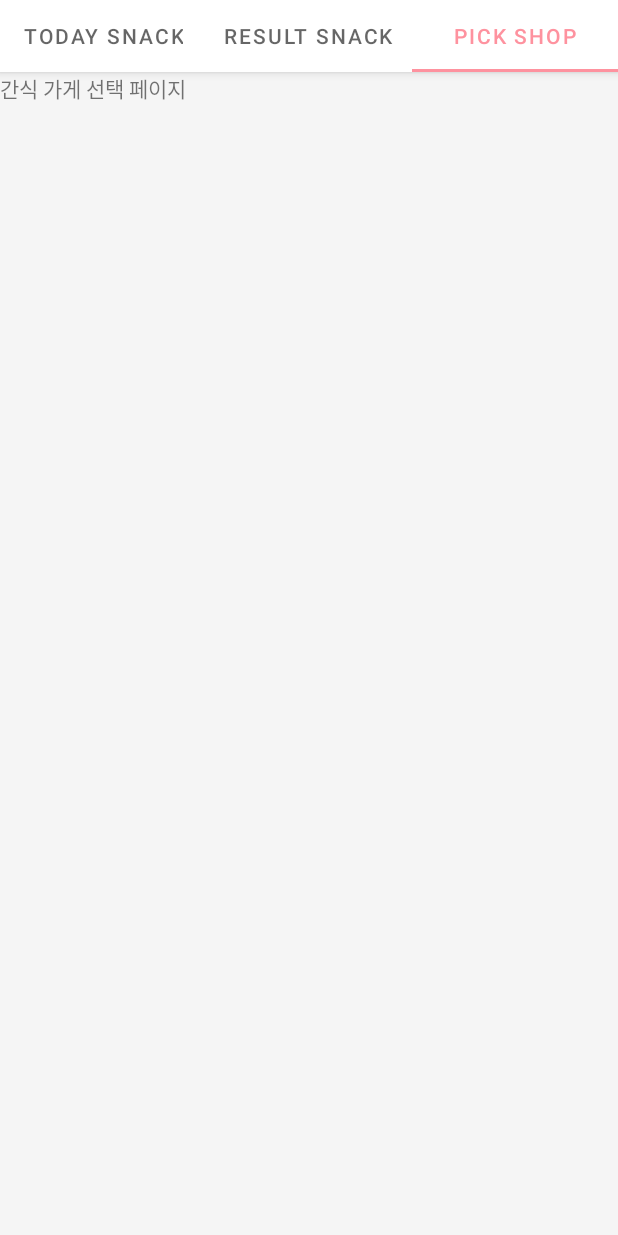
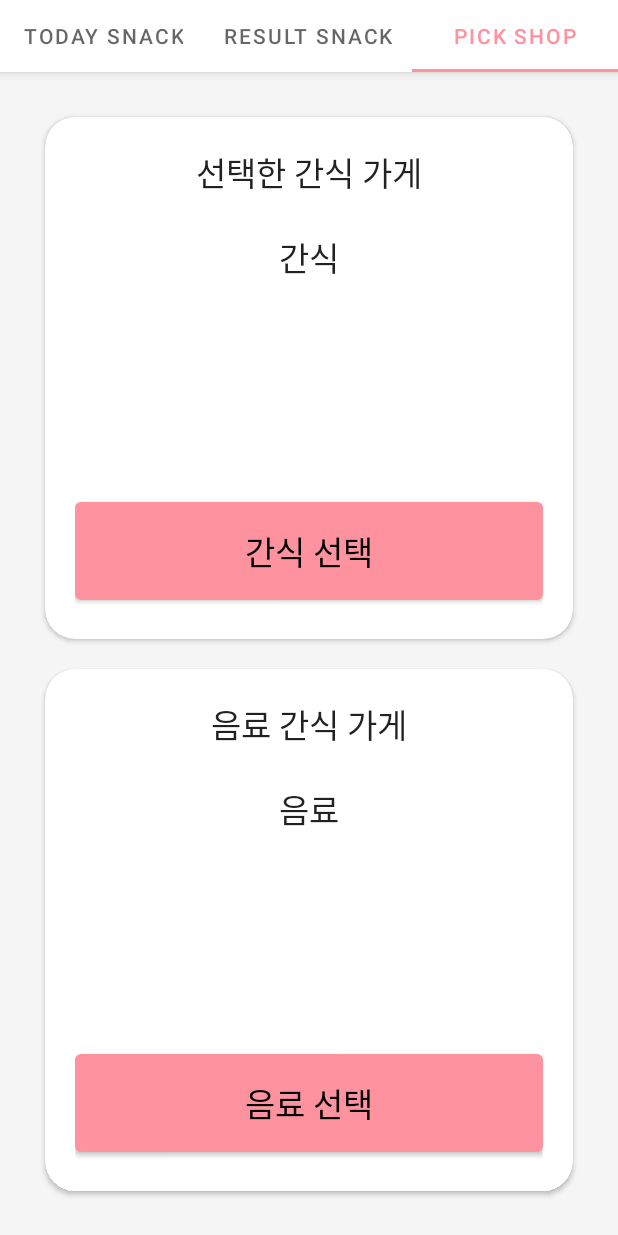
Before and after one commit to EoJin-Kim/SnackApp, an Android app: the screen it shows after launch (MainActivity), tab 3 chosen, on a phone screen of 412 x 824 dp. Run offline under Robolectric (Android 15) with nearby library versions, the phone set to English and light mode, and no system bars; network calls fail; 8 statements that could not run were skipped.

Commit message:
Feat : result 페이지 및 가게 선택 페이지 작업

```diff
--- a/app/src/main/java/com/ej/snackapp/MainActivity.kt
+++ b/app/src/main/java/com/ej/snackapp/MainActivity.kt
@@ -95,7 +95,6 @@ class MainActivity : AppCompatActivity() {
             mainActivityBinding.pager2
         ) { tab: TabLayout.Tab, i: Int ->
             tab.text = tabNameList[i]
-
         }.attach()
     }
 
--- a/app/src/main/java/com/ej/snackapp/adapter/SnackPickAdapter.kt
+++ b/app/src/main/java/com/ej/snackapp/adapter/SnackPickAdapter.kt
@@ -8,7 +8,6 @@ import androidx.recyclerview.widget.DiffUtil
 import androidx.recyclerview.widget.ListAdapter
 import androidx.recyclerview.widget.RecyclerView
 import com.ej.snackapp.R
-import com.ej.snackapp.data.UserSnackInfo
 
 class SnackPickAdapter (private val onClick: (String) -> Unit)
     : ListAdapter<String, SnackPickAdapter.SnackPickViewHolder>(SnackPickDiffCallback){
@@ -19,7 +18,7 @@ class SnackPickAdapter (private val onClick: (String) -> Unit)
         itemView : View,
         val onClick: (String) -> Unit,
     ) : RecyclerView.ViewHolder(itemView){
-        private val snackNameTextView : TextView = itemView.findViewById(R.id.snack_name)
+        private val snackNameTextView : TextView = itemView.findViewById(R.id.one_name)
         private var snackName: String? = null
         init{
             itemView.setOnClickListener {
@@ -37,7 +36,7 @@ class SnackPickAdapter (private val onClick: (String) -> Unit)
 
     override fun onCreateViewHolder(parent: ViewGroup, viewType: Int): SnackPickViewHolder {
         val view = LayoutInflater.from(parent.context)
-            .inflate(R.layout.snack_list_row, parent, false)
+            .inflate(R.layout.list_row, parent, false)
         return SnackPickViewHolder(view, onClick)
     }
 
--- a/app/src/main/java/com/ej/snackapp/fragment/PickSnackFragment.kt
+++ b/app/src/main/java/com/ej/snackapp/fragment/PickSnackFragment.kt
@@ -12,7 +12,6 @@ import android.view.ViewGroup
 import android.view.inputmethod.InputMethodManager
 import android.widget.TextView
 import androidx.appcompat.app.AlertDialog
-import androidx.lifecycle.MutableLiveData
 import androidx.lifecycle.Observer
 import androidx.recyclerview.widget.LinearLayoutManager
 import androidx.recyclerview.widget.RecyclerView
@@ -20,7 +19,6 @@ import com.ej.snackapp.*
 import com.ej.snackapp.adapter.SnackPickAdapter
 import com.ej.snackapp.adapter.UserPickAdapter
 import com.ej.snackapp.databinding.FragmentPickSnackBinding
-import com.ej.snackapp.info.ServerInfo
 import com.ej.snackapp.data.UserSnackInfo
 import com.ej.snackapp.info.ShopDetailInfo
 import okhttp3.MediaType.Companion.toMediaTypeOrNull
@@ -59,7 +57,7 @@ class PickSnackFragment : Fragment() {
         val userPickAdapter = createUserPickAdapter(act.userSnackInfoList!!.value!!,snackPickAdapter)
 
         val userSnackInfoList = act.userSnackInfoList
-        val foodSnackList = act.foodShopDetailInfo?.snackList
+        val foodSnackList = act.foodShopDetailInfo
         userSnackInfoList?.observe(viewLifecycleOwner, Observer {
             it.let {
                 userPickAdapter.submitList(it.toMutableList())
@@ -146,7 +144,7 @@ class PickSnackFragment : Fragment() {
         Log.d("onclick","btn click")
 
         val layoutInflater = LayoutInflater.from(context)
-        val view = layoutInflater.inflate(R.layout.alert_dialog,null)
+        val view = layoutInflater.inflate(R.layout.snack_pick_dialog,null)
         val alertDialog = AlertDialog.Builder(requireContext())
             .setView(view)
             .create()
@@ -157,7 +155,7 @@ class PickSnackFragment : Fragment() {
         val confirmButton = view.findViewById<View>(R.id.choice_btn)
 
         snackRecycler.adapter = snackPickAdapter
-        snackRecycler.layoutManager = LinearLayoutManager(context)
+        snackRecycler.layoutManager = LinearLayoutManager(requireContext())
 
         shopNameText.text = act.nowFoodType
 
--- a/app/src/main/java/com/ej/snackapp/fragment/ResultSnackFragment.kt
+++ b/app/src/main/java/com/ej/snackapp/fragment/ResultSnackFragment.kt
@@ -23,11 +23,6 @@ class ResultSnackFragment : Fragment() {
     ): View? {
         // Inflate the layout for this fragment
         resultSnackFragmentBinding = FragmentResultSnackBinding.inflate(inflater)
-
-
-
-
-
 
         return resultSnackFragmentBinding.root
     }
--- a/app/src/main/res/layout/fragment_pick_shop.xml
+++ b/app/src/main/res/layout/fragment_pick_shop.xml
@@ -1,16 +1,100 @@
 <?xml version="1.0" encoding="utf-8"?>
 <LinearLayout xmlns:android="http://schemas.android.com/apk/res/android"
+    xmlns:app="http://schemas.android.com/apk/res-auto"
     xmlns:tools="http://schemas.android.com/tools"
     android:layout_width="match_parent"
     android:layout_height="match_parent"
     android:background="@color/main_background"
     android:orientation="vertical"
+    android:padding="20dp"
     tools:context=".fragment.PickShopFragment">
 
     <!-- TODO: Update blank fragment layout -->
-    <TextView
+
+    <androidx.cardview.widget.CardView
         android:layout_width="match_parent"
-        android:layout_height="match_parent"
-        android:text="간식 가게 선택 페이지" />
+        android:layout_height="wrap_content"
+        android:layout_margin="10dp"
+        android:layout_weight="1"
+        android:background="@color/main_background"
+        android:padding="20dp"
+        app:cardCornerRadius="20dp">
+
+        <LinearLayout
+            android:layout_width="match_parent"
+            android:layout_height="match_parent"
+            android:orientation="vertical"
+            android:padding="20dp">
+
+            <TextView
+                android:id="@+id/textView"
+                android:layout_width="match_parent"
+                android:layout_height="wrap_content"
+                android:layout_weight="1"
+                android:text="선택한 간식 가게"
+                android:textAlignment="center"
+                android:textAppearance="@style/TextAppearance.AppCompat.Large" />
+
+            <TextView
+                android:id="@+id/textView3"
+                android:layout_width="match_parent"
+                android:layout_height="wrap_content"
+                android:layout_weight="6"
+                android:text="간식"
+                android:textAlignment="center"
+                android:textAppearance="@style/TextAppearance.AppCompat.Large" />
+
+            <Button
+                android:id="@+id/food_shop_btn"
+                android:layout_width="match_parent"
+                android:layout_height="wrap_content"
+                android:layout_weight="1"
+                android:text="간식 선택"
+                android:textAppearance="@style/TextAppearance.AppCompat.Large" />
+
+        </LinearLayout>
+    </androidx.cardview.widget.CardView>
+
+    <androidx.cardview.widget.CardView
+        android:layout_width="match_parent"
+        android:layout_height="wrap_content"
+        android:layout_margin="10dp"
+        android:layout_weight="1"
+        android:background="@color/main_background"
+        app:cardCornerRadius="20dp">
+
+        <LinearLayout
+            android:layout_width="match_parent"
+            android:layout_height="match_parent"
+            android:orientation="vertical"
+            android:padding="20dp">
+
+            <TextView
+                android:id="@+id/textView2"
+                android:layout_width="match_parent"
+                android:layout_height="wrap_content"
+                android:layout_weight="1"
+                android:text="음료 간식 가게"
+                android:textAlignment="center"
+                android:textAppearance="@style/TextAppearance.AppCompat.Large" />
+
+            <TextView
+                android:id="@+id/textView4"
+                android:layout_width="match_parent"
+                android:layout_height="wrap_content"
+                android:layout_weight="6"
+                android:text="음료"
+                android:textAlignment="center"
+                android:textAppearance="@style/TextAppearance.AppCompat.Large" />
+
+            <Button
+                android:id="@+id/drink_shop_btn"
+                android:layout_width="match_parent"
+                android:layout_height="wrap_content"
+                android:layout_weight="1"
+                android:text="음료 선택"
+                android:textAppearance="@style/TextAppearance.AppCompat.Large" />
+        </LinearLayout>
+    </androidx.cardview.widget.CardView>
 
 </LinearLayout>
--- a/app/src/main/res/layout/snack_list_row.xml
+++ b/app/src/main/res/layout/list_row.xml
@@ -5,7 +5,7 @@
     android:orientation="vertical">
 
     <TextView
-        android:id="@+id/snack_name"
+        android:id="@+id/one_name"
         android:layout_width="match_parent"
         android:layout_height="wrap_content"
         android:text="간식 이름"
```
Also changed, not shown: app/src/main/java/com/ej/snackapp/adapter/ShopPickAdapter.kt (added, +59 -0 lines), app/src/main/java/com/ej/snackapp/fragment/PickShopFragment.kt (+79 -1 lines), app/src/main/res/layout/shop_pick_dialog.xml (added, +32 -0 lines), app/src/main/res/layout/snack_pick_dialog.xml (renamed from app/src/main/res/layout/alert_dialog.xml).
